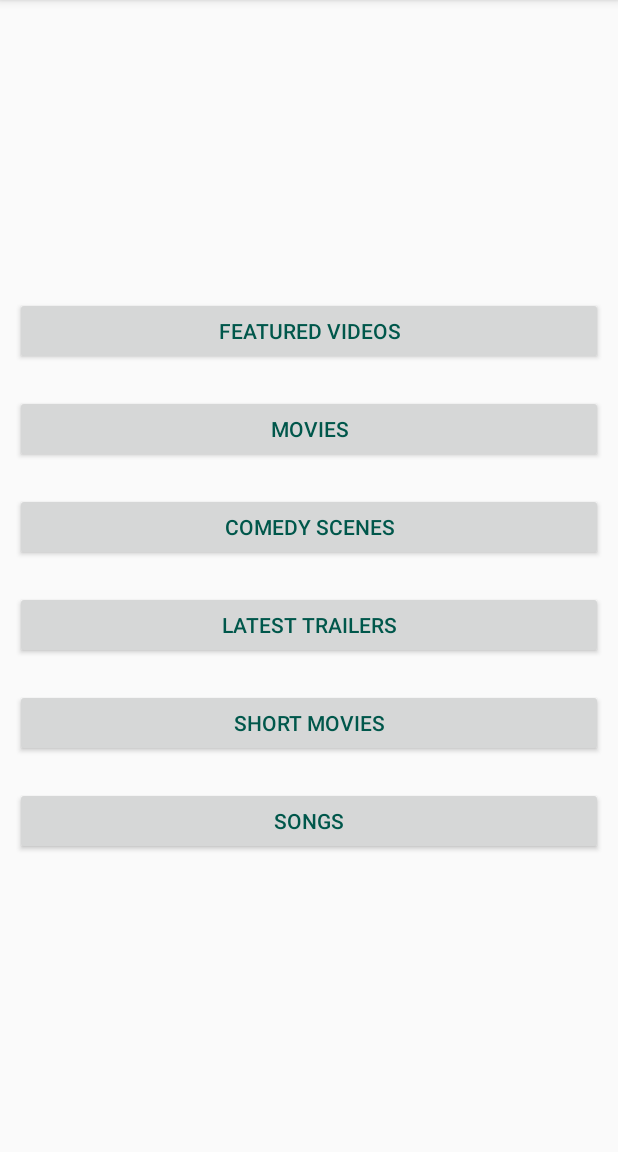
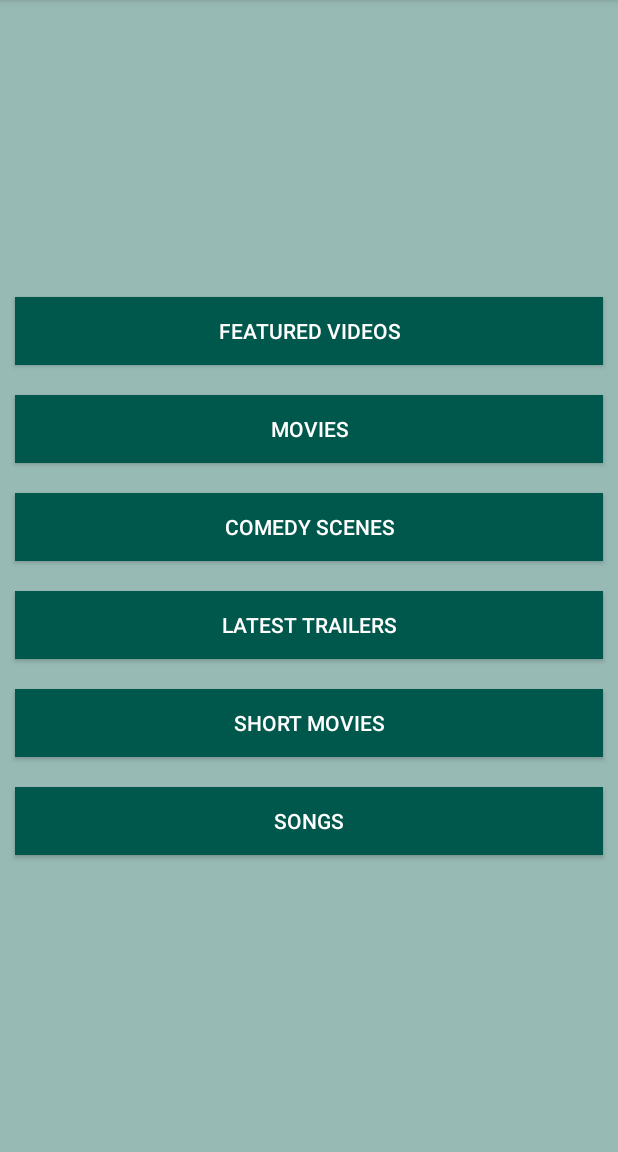
Before and after one commit to varunam/DevAppForKK, an Android app: the screen it shows after launch (MainActivity), on a phone screen of 412 x 824 dp, the part 84-1236 px from its top. Run offline under Robolectric (Android 15) with nearby library versions, the phone set to English and light mode, and no system bars; our stand-ins replace Firebase (no records; nobody signed in at launch, a user with empty details on screens opened directly).

Commit message:
added edit and delete functions, revamped ui

```diff
--- a/app/src/main/java/com/kannadakali/developerapp/app/devappforkk/interfaces/VideoClickCallbacks.kt
+++ b/app/src/main/java/com/kannadakali/developerapp/app/devappforkk/interfaces/VideoClickCallbacks.kt
@@ -6,5 +6,6 @@ import com.kannadakali.developerapp.app.devappforkk.data.model.SimpleVideo
  * Created by varun.am on 09/01/19
  */
 public interface VideoClickCallbacks {
-    public fun onVideoLongClicked(simpleVideo: SimpleVideo)
+    public fun onDeleteVideoClicked(simpleVideo: SimpleVideo)
+    public fun onEditClicked(simpleVideo: SimpleVideo)
 }
--- a/app/src/main/java/com/kannadakali/developerapp/app/devappforkk/views/activity/MainActivity.kt
+++ b/app/src/main/java/com/kannadakali/developerapp/app/devappforkk/views/activity/MainActivity.kt
@@ -67,6 +67,7 @@ class MainActivity : AppCompatActivity(), EntertainmentLoadedCallbacks {
             entertainmentHomeFragment = EntertainmentHomeFragment.newInstance()
         supportFragmentManager.beginTransaction()
             .replace(R.id.full_screen_container_id, entertainmentHomeFragment!!)
+            .setCustomAnimations(R.anim.from_bottom, R.anim.exit_to_top, R.anim.from_bottom, R.anim.exit_to_top)
             .commit()
     }
 
@@ -138,6 +139,7 @@ class MainActivity : AppCompatActivity(), EntertainmentLoadedCallbacks {
         entertainmentListFragment = EntertainmentListFragment.newInstance(entertainmentType, videosList)
         supportFragmentManager.beginTransaction()
             .replace(R.id.full_screen_container_id, entertainmentListFragment!!)
+            .setCustomAnimations(R.anim.from_bottom, R.anim.exit_to_top, R.anim.from_bottom, R.anim.exit_to_top)
             .addToBackStack(null)
             .commit()
     }
--- /dev/null
+++ b/app/src/main/res/anim/exit_to_top.xml
@@ -0,0 +1,10 @@
+<?xml version="1.0" encoding="utf-8"?>
+<set xmlns:android="http://schemas.android.com/apk/res/android"
+    android:shareInterpolator="false">
+    <translate
+        android:duration="500"
+        android:fromXDelta="0%"
+        android:fromYDelta="0%"
+        android:toXDelta="0%"
+        android:toYDelta="-100%" />
+</set>
--- /dev/null
+++ b/app/src/main/res/anim/from_bottom.xml
@@ -0,0 +1,11 @@
+<?xml version="1.0" encoding="utf-8"?>
+<set xmlns:android="http://schemas.android.com/apk/res/android">
+
+    <translate
+        android:duration="500"
+        android:fromXDelta="0%"
+        android:fromYDelta="100%"
+        android:toXDelta="0%"
+        android:toYDelta="0%" />
+
+</set>
--- /dev/null
+++ b/app/src/main/res/drawable/edit_icon.xml
@@ -0,0 +1,5 @@
+<vector android:height="24dp" android:tint="@color/colorPrimaryDark"
+    android:viewportHeight="24.0" android:viewportWidth="24.0"
+    android:width="24dp" xmlns:android="http://schemas.android.com/apk/res/android">
+    <path android:fillColor="#FF000000" android:pathData="M3,17.25V21h3.75L17.81,9.94l-3.75,-3.75L3,17.25zM20.71,7.04c0.39,-0.39 0.39,-1.02 0,-1.41l-2.34,-2.34c-0.39,-0.39 -1.02,-0.39 -1.41,0l-1.83,1.83 3.75,3.75 1.83,-1.83z"/>
+</vector>
--- /dev/null
+++ b/app/src/main/res/drawable/ic_delete_forever_black_24dp.xml
@@ -0,0 +1,5 @@
+<vector android:height="24dp" android:tint="#FF0500"
+    android:viewportHeight="24.0" android:viewportWidth="24.0"
+    android:width="24dp" xmlns:android="http://schemas.android.com/apk/res/android">
+    <path android:fillColor="#FF000000" android:pathData="M6,19c0,1.1 0.9,2 2,2h8c1.1,0 2,-0.9 2,-2L18,7L6,7v12zM8.46,11.88l1.41,-1.41L12,12.59l2.12,-2.12 1.41,1.41L13.41,14l2.12,2.12 -1.41,1.41L12,15.41l-2.12,2.12 -1.41,-1.41L10.59,14l-2.13,-2.12zM15.5,4l-1,-1h-5l-1,1L5,4v2h14L19,4z"/>
+</vector>
--- a/app/src/main/res/layout/layout_entertainment_home.xml
+++ b/app/src/main/res/layout/layout_entertainment_home.xml
@@ -1,6 +1,7 @@
 <?xml version="1.0" encoding="utf-8"?>
 <ScrollView xmlns:android="http://schemas.android.com/apk/res/android"
             android:orientation="vertical"
+            android:background="@color/colorPrimaryLight"
             android:layout_width="match_parent"
             android:layout_height="match_parent">
 
@@ -14,7 +15,8 @@
                 android:id="@+id/ent_home_featured_videos_id"
                 android:layout_margin="10dp"
                 android:text="@string/featured_videos"
-                android:textColor="@color/colorPrimaryDark"
+                android:background="@color/colorPrimaryDark"
+                android:textColor="@color/white"
                 android:layout_width="match_parent"
                 android:layout_height="45dp"/>
 
@@ -22,7 +24,8 @@
                 android:id="@+id/ent_home_movies_id"
                 android:layout_margin="10dp"
                 android:text="@string/movies"
-                android:textColor="@color/colorPrimaryDark"
+                android:background="@color/colorPrimaryDark"
+                android:textColor="@color/white"
                 android:layout_width="match_parent"
                 android:layout_height="45dp"/>
 
@@ -30,7 +33,8 @@
                 android:id="@+id/ent_home_comedy_id"
                 android:layout_margin="10dp"
                 android:text="@string/comedy_scenes"
-                android:textColor="@color/colorPrimaryDark"
+                android:background="@color/colorPrimaryDark"
+                android:textColor="@color/white"
                 android:layout_width="match_parent"
                 android:layout_height="45dp"/>
 
@@ -38,7 +42,8 @@
                 android:id="@+id/ent_home_trailers_id"
                 android:layout_margin="10dp"
                 android:text="@string/latest_trailers"
-                android:textColor="@color/colorPrimaryDark"
+                android:background="@color/colorPrimaryDark"
+                android:textColor="@color/white"
                 android:layout_width="match_parent"
                 android:layout_height="45dp"/>
 
@@ -46,7 +51,8 @@
                 android:id="@+id/ent_home_short_moviess_id"
                 android:layout_margin="10dp"
                 android:text="@string/short_movies"
-                android:textColor="@color/colorPrimaryDark"
+                android:background="@color/colorPrimaryDark"
+                android:textColor="@color/white"
                 android:layout_width="match_parent"
                 android:layout_height="45dp"/>
 
@@ -54,7 +60,8 @@
                 android:id="@+id/ent_home_songs_id"
                 android:layout_margin="10dp"
                 android:text="@string/songs"
-                android:textColor="@color/colorPrimaryDark"
+                android:background="@color/colorPrimaryDark"
+                android:textColor="@color/white"
                 android:layout_width="match_parent"
                 android:layout_height="45dp"/>
 
--- a/app/src/main/res/layout/layout_entertainment_list.xml
+++ b/app/src/main/res/layout/layout_entertainment_list.xml
@@ -2,6 +2,7 @@
 <RelativeLayout
         xmlns:android="http://schemas.android.com/apk/res/android"
         android:layout_width="match_parent"
+        android:background="@color/colorPrimaryLight"
         android:layout_height="match_parent">
 
     <Button
--- a/app/src/main/res/values/colors.xml
+++ b/app/src/main/res/values/colors.xml
@@ -4,4 +4,5 @@
     <color name="colorPrimaryDark">#00574B</color>
     <color name="colorAccent">#D81B60</color>
     <color name="white">#ffffff</color>
+    <color name="colorPrimaryLight">#6400574b</color>
 </resources>
```
Also changed, not shown: app/src/main/java/com/kannadakali/developerapp/app/devappforkk/adapters/VideosAdapter.kt (+8 -6 lines), app/src/main/java/com/kannadakali/developerapp/app/devappforkk/data/firebase/EntertainmentContentProvider.java (+23 -2 lines), app/src/main/java/com/kannadakali/developerapp/app/devappforkk/views/fragments/EntertainmentListFragment.kt (+89 -11 lines), app/src/main/res/layout/item_video.xml (+25 -1 lines).
